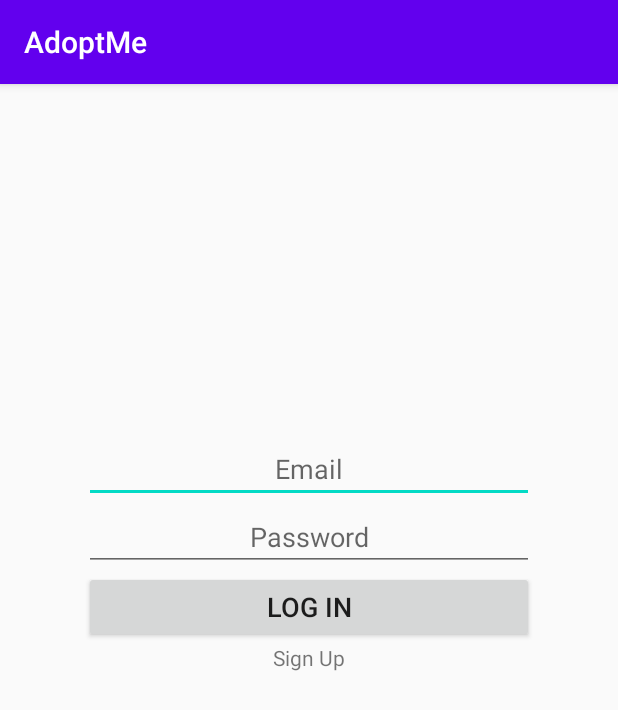
After one commit to alexiscordts/AdoptMe, an Android app: the FirebaseLogin screen opened directly, with no data from a screen before it, on a phone screen of 412 x 824 dp. The commit adds this screen. Shown: the top 710 px of the screen. Run offline under Robolectric (Android 15) with nearby library versions, the light colour scheme and no system bars; our stand-ins replace Firebase (no records; nobody signed in at launch, a user with empty details on screens opened directly).

Commit message:
Firebase auth login

```diff
--- a/app/build.gradle
+++ b/app/build.gradle
@@ -1,4 +1,5 @@
 apply plugin: 'com.android.application'
+apply plugin: 'com.google.gms.google-services'
 
 android {
     compileSdkVersion 30
@@ -24,13 +25,16 @@ android {
 
 dependencies {
     implementation fileTree(dir: "libs", include: ["*.jar"])
+    implementation platform('com.google.firebase:firebase-bom:26.1.0')
     implementation 'androidx.appcompat:appcompat:1.2.0'
     implementation 'androidx.constraintlayout:constraintlayout:2.0.2'
     implementation 'com.basgeekball:awesome-validation:1.3'
+    implementation 'com.google.firebase:firebase-auth:20.0.0'
     testImplementation 'junit:junit:4.12'
     androidTestImplementation 'androidx.test.ext:junit:1.1.2'
     androidTestImplementation 'androidx.test.espresso:espresso-core:3.3.0'
 
+    implementation 'com.google.firebase:firebase-analytics'
     implementation 'androidx.recyclerview:recyclerview:1.1.0'
     implementation 'com.google.android.material:material:1.0.0'
     implementation 'com.yuyakaido.android:card-stack-view:2.3.4'
--- /dev/null
+++ b/app/src/main/java/com/example/adoptme/FirebaseLogin.java
@@ -0,0 +1,73 @@
+package com.example.adoptme;
+
+import androidx.annotation.NonNull;
+import androidx.appcompat.app.AppCompatActivity;
+
+import android.content.Intent;
+import android.os.Bundle;
+import android.text.TextUtils;
+import android.view.View;
+import android.widget.Button;
+import android.widget.EditText;
+import android.widget.TextView;
+import android.widget.Toast;
+
+import com.google.android.gms.tasks.OnCompleteListener;
+import com.google.android.gms.tasks.Task;
+import com.google.firebase.auth.AuthResult;
+import com.google.firebase.auth.FirebaseAuth;
+
+public class FirebaseLogin extends AppCompatActivity {
+
+    private EditText mLoginEmail, mLoginPassword;
+    private TextView mSignUp;
+    private FirebaseAuth auth;
+
+    @Override
+    protected void onCreate(Bundle savedInstanceState) {
+        super.onCreate(savedInstanceState);
+
+        // Get current app user
+        auth = FirebaseAuth.getInstance();
+        if(auth.getCurrentUser() != null){
+            startActivity(new Intent(FirebaseLogin.this, SwipePage.class));
+        }
+
+        setContentView(R.layout.activity_firebase_login);
+
+        mLoginEmail = findViewById(R.id.loginEmailInput);
+        mLoginPassword = findViewById(R.id.loginPasswordInput);
+        mSignUp = findViewById(R.id.loginSignUp);
+    }
+
+    public void onClickLoginButton(View v){
+        auth = FirebaseAuth.getInstance();
+        String email = mLoginEmail.getText().toString();
+        final String password = mLoginPassword.getText().toString();
+
+        if(TextUtils.isEmpty(email)){
+            Toast.makeText(getApplicationContext(), "Enter in email", Toast.LENGTH_SHORT).show();
+            return;
+        }
+        if(TextUtils.isEmpty(password)){
+            Toast.makeText(getApplicationContext(), "Enter in password", Toast.LENGTH_SHORT).show();
+            return;
+        }
+
+        auth.signInWithEmailAndPassword(email, password).addOnCompleteListener(FirebaseLogin.this, new OnCompleteListener<AuthResult>() {
+            @Override
+            public void onComplete(@NonNull Task<AuthResult> task) {
+                if(!task.isSuccessful()){
+                    Toast.makeText(FirebaseLogin.this, "Authentication Failed", Toast.LENGTH_SHORT);
+                }else{
+                    Intent intent = new Intent(FirebaseLogin.this, SwipePage.class);
+                    startActivity(intent);
+                    finish();
+                }
+            }
+        });
+    }
+
+    public void onSignUpButtonClick(View v){
+    }
+}
--- /dev/null
+++ b/app/src/main/res/layout/activity_firebase_login.xml
@@ -0,0 +1,58 @@
+<?xml version="1.0" encoding="utf-8"?>
+<androidx.constraintlayout.widget.ConstraintLayout xmlns:android="http://schemas.android.com/apk/res/android"
+    xmlns:app="http://schemas.android.com/apk/res-auto"
+    xmlns:tools="http://schemas.android.com/tools"
+    android:layout_width="match_parent"
+    android:layout_height="match_parent"
+    tools:context=".FirebaseLogin">
+
+    <LinearLayout
+        android:id="@+id/loginCreateAccount"
+        android:layout_width="300dp"
+        android:layout_height="300dp"
+        android:orientation="vertical"
+        app:layout_constraintBottom_toBottomOf="parent"
+        app:layout_constraintEnd_toEndOf="parent"
+        app:layout_constraintStart_toStartOf="parent"
+        app:layout_constraintTop_toTopOf="parent"
+        app:layout_constraintWidth_percent=".5"
+        app:layout_constraintHeight_percent=".5">
+
+        <EditText
+            android:id="@+id/loginEmailInput"
+            android:layout_width="match_parent"
+            android:layout_height="wrap_content"
+            android:ems="10"
+            android:inputType="textEmailAddress"
+            android:hint="@string/Email"
+            android:layout_gravity="center"
+            android:textAlignment="center"/>
+
+        <EditText
+            android:id="@+id/loginPasswordInput"
+            android:layout_width="match_parent"
+            android:layout_height="wrap_content"
+            android:ems="10"
+            android:inputType="textPassword"
+            android:hint="@string/Pass"
+            android:layout_gravity="center"
+            android:textAlignment="center"/>
+
+        <Button
+            android:id="@+id/loginButton"
+            android:layout_width="match_parent"
+            android:layout_height="wrap_content"
+            android:text="@string/LogIn"
+            android:textAllCaps="true"
+            android:textSize="18sp"
+            android:onClick="onClickLoginButton"/>
+
+        <TextView
+            android:id="@+id/loginSignUp"
+            android:layout_width="match_parent"
+            android:layout_height="wrap_content"
+            android:text="@string/SignUp"
+            android:layout_gravity="center"
+            android:textAlignment="center"/>
+    </LinearLayout>
+</androidx.constraintlayout.widget.ConstraintLayout>
--- a/app/src/main/res/layout/activity_main.xml
+++ b/app/src/main/res/layout/activity_main.xml
@@ -20,7 +20,7 @@
         app:layout_constraintVertical_bias="0.312" />
 
     <Button
-        android:id="@+id/swipePageButton"
+        android:id="@+id/homeLoginButton"
         android:layout_width="197dp"
         android:layout_height="105dp"
         android:layout_marginStart="161dp"
@@ -28,8 +28,8 @@
         android:layout_marginTop="68dp"
         android:layout_marginEnd="162dp"
         android:layout_marginRight="162dp"
-        android:onClick="swipeClick"
-        android:text="Start Viewing Pets"
+        android:onClick="loginClick"
+        android:text="@string/LogIn"
         app:layout_constraintEnd_toEndOf="parent"
         app:layout_constraintStart_toStartOf="parent"
         app:layout_constraintTop_toBottomOf="@+id/tvTitle" />
--- a/app/src/main/res/values/strings.xml
+++ b/app/src/main/res/values/strings.xml
@@ -11,6 +11,7 @@
     <string name="ShelterName">Shelter Name</string>
     <string name="PhoneNumber">Phone Number</string>
     <string name="Email">Email</string>
+    <string name="Pass">Password</string>
     <string name="Address">Street Address</string>
 
     <string name="firstNameError">Enter a Valid First Name</string>
--- a/build.gradle
+++ b/build.gradle
@@ -6,6 +6,7 @@ buildscript {
     }
     dependencies {
         classpath "com.android.tools.build:gradle:4.0.1"
+        classpath 'com.google.gms:google-services:4.3.4'
 
         // NOTE: Do not place your application dependencies here; they belong
         // in the individual module build.gradle files
```
Also changed, not shown: app/src/main/AndroidManifest.xml (+6 -5 lines), app/src/main/java/com/example/adoptme/MainActivity.java (+5 -11 lines), 1 other file.
